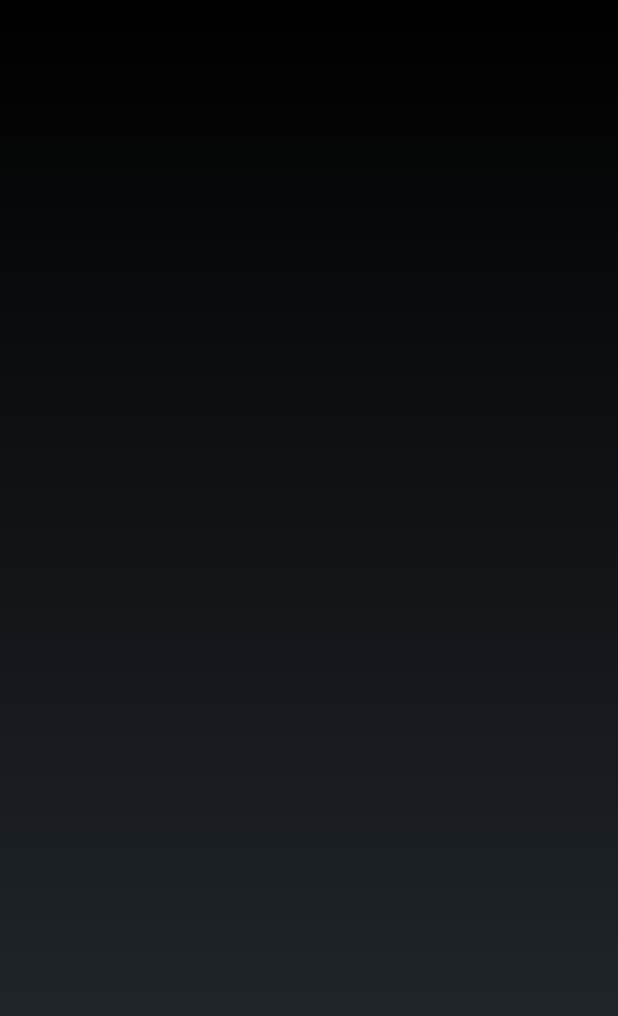
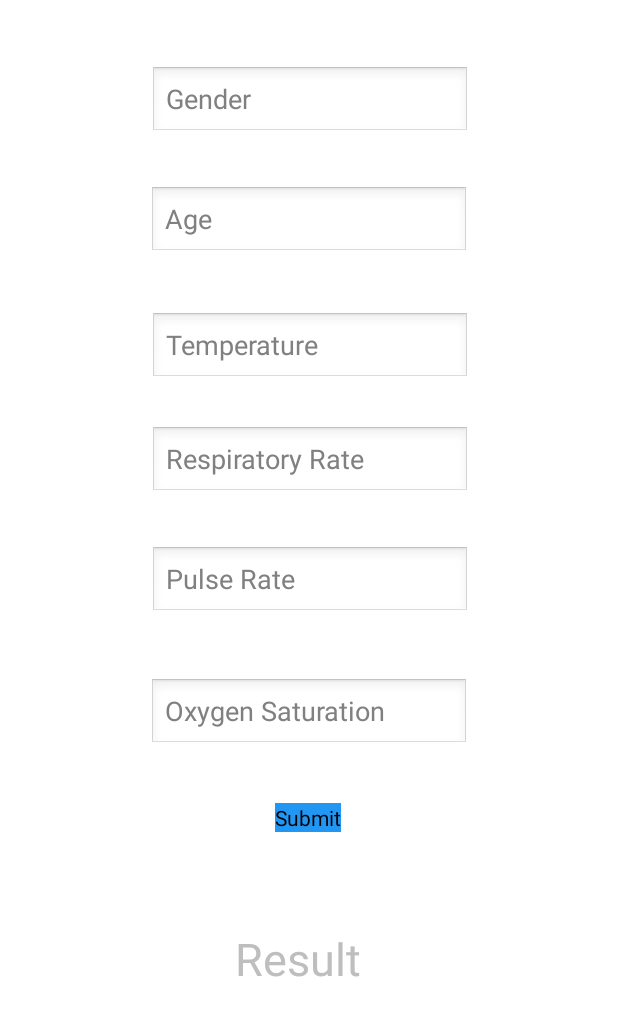
Before and after one commit to rvenkateshkumar86-cts/CFC-COVID19-BOST, an Android app: the MedicalAssistanceActivity screen opened directly, with no data from a screen before it, on a phone screen of 412 x 824 dp. Shown: the top 1016 px of the screen. Run offline under Robolectric (Android 15) with nearby library versions, the phone set to English and light mode, and no system bars.

Commit message:
form recieves user inputs

```diff
--- a/app/src/main/res/layout/activity_medical_assistance.xml
+++ b/app/src/main/res/layout/activity_medical_assistance.xml
@@ -2,8 +2,119 @@
 <android.support.constraint.ConstraintLayout xmlns:android="http://schemas.android.com/apk/res/android"
     xmlns:app="http://schemas.android.com/apk/res-auto"
     xmlns:tools="http://schemas.android.com/tools"
+    android:id="@+id/checkResult"
     android:layout_width="match_parent"
     android:layout_height="match_parent"
+    android:background="#FFFFFF"
     tools:context="com.ibm.mobilefirstplatform.clientsdk.andriod.push.activities.MedicalAssistanceActivity">
 
+    <EditText
+        android:id="@+id/gender"
+        android:layout_width="wrap_content"
+        android:layout_height="wrap_content"
+        android:layout_marginTop="44dp"
+        android:ems="10"
+        android:hint="Gender"
+        android:inputType="textPersonName"
+        android:text=""
+        app:layout_constraintEnd_toEndOf="parent"
+        app:layout_constraintHorizontal_bias="0.502"
+        app:layout_constraintStart_toStartOf="parent"
+        app:layout_constraintTop_toTopOf="parent" />
+
+    <EditText
+        android:id="@+id/age"
+        android:layout_width="wrap_content"
+        android:layout_height="wrap_content"
+        android:layout_marginTop="32dp"
+        android:ems="10"
+        android:hint="Age"
+        android:inputType="textPersonName"
+        android:text=""
+        app:layout_constraintEnd_toEndOf="parent"
+        app:layout_constraintStart_toStartOf="parent"
+        app:layout_constraintTop_toBottomOf="@+id/gender" />
+
+    <EditText
+        android:id="@+id/temp"
+        android:layout_width="wrap_content"
+        android:layout_height="wrap_content"
+        android:layout_marginTop="36dp"
+        android:ems="10"
+        android:hint="Temperature"
+        android:inputType="textPersonName"
+        android:text=""
+        app:layout_constraintEnd_toEndOf="parent"
+        app:layout_constraintHorizontal_bias="0.502"
+        app:layout_constraintStart_toStartOf="parent"
+        app:layout_constraintTop_toBottomOf="@+id/age" />
+
+    <EditText
+        android:id="@+id/respRate"
+        android:layout_width="wrap_content"
+        android:layout_height="wrap_content"
+        android:layout_marginTop="28dp"
+        android:ems="10"
+        android:hint="Respiratory Rate"
+        android:inputType="textPersonName"
+        android:text=""
+        app:layout_constraintEnd_toEndOf="parent"
+        app:layout_constraintHorizontal_bias="0.502"
+        app:layout_constraintStart_toStartOf="parent"
+        app:layout_constraintTop_toBottomOf="@+id/temp" />
+
+    <EditText
+        android:id="@+id/pulseRate"
+        android:layout_width="wrap_content"
+        android:layout_height="wrap_content"
+        android:layout_marginTop="32dp"
+        android:ems="10"
+        android:hint="Pulse Rate"
+        android:inputType="textPersonName"
+        android:text=""
+        app:layout_constraintEnd_toEndOf="parent"
+        app:layout_constraintHorizontal_bias="0.502"
+        app:layout_constraintStart_toStartOf="parent"
+        app:layout_constraintTop_toBottomOf="@+id/respRate" />
+
+    <EditText
+        android:id="@+id/oxySaturation"
+        android:layout_width="wrap_content"
+        android:layout_height="wrap_content"
+        android:layout_marginTop="40dp"
+        android:ems="10"
+        android:hint="Oxygen Saturation"
+        android:inputType="textPersonName"
+        android:text=""
+        app:layout_constraintEnd_toEndOf="parent"
+        app:layout_constraintStart_toStartOf="parent"
+        app:layout_constraintTop_toBottomOf="@+id/pulseRate" />
+
+    <Button
+        android:id="@+id/submitButton"
+        android:layout_width="wrap_content"
+        android:layout_height="wrap_content"
+        android:layout_marginTop="35dp"
+        android:background="#2196F3"
+        android:text="Submit"
+        app:layout_constraintEnd_toEndOf="parent"
+        app:layout_constraintHorizontal_bias="0.498"
+        app:layout_constraintStart_toStartOf="parent"
+        app:layout_constraintTop_toBottomOf="@+id/oxySaturation" />
+
+    <TextView
+        android:id="@+id/result"
+        android:layout_width="wrap_content"
+        android:layout_height="wrap_content"
+        android:layout_marginTop="64dp"
+        android:text="Result"
+        android:textSize="30sp"
+        app:layout_constraintBottom_toBottomOf="parent"
+        app:layout_constraintEnd_toEndOf="parent"
+        app:layout_constraintHorizontal_bias="0.478"
+        app:layout_constraintStart_toStartOf="parent"
+        app:layout_constraintTop_toBottomOf="@+id/submitButton"
+        app:layout_constraintVertical_bias="0.0" />
+
+
 </android.support.constraint.ConstraintLayout>
```
